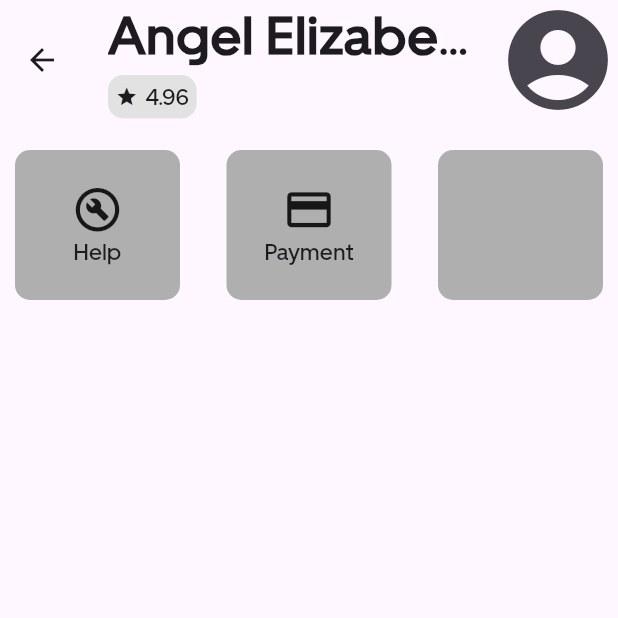
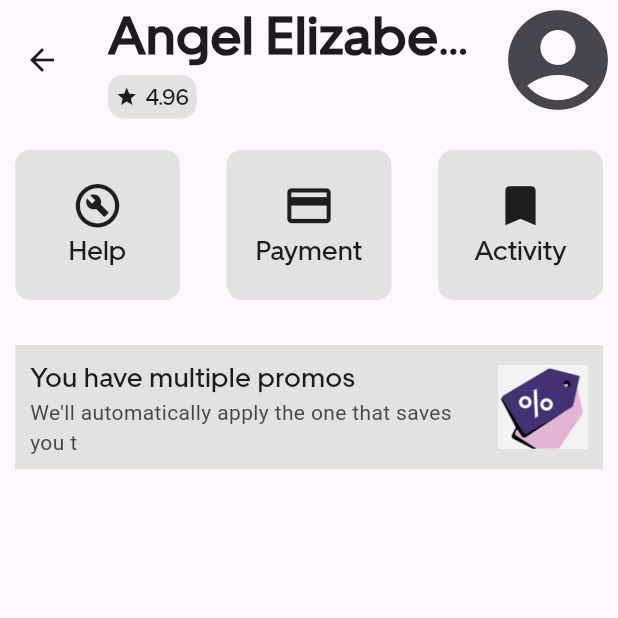
Before and after one commit to angelElizabethBerly/uber_clone, a Flutter app: the AccountScreen screen opened directly, on a phone screen of 412 x 824 dp, the top half of it. Run offline on Flutter 3.47's test engine with Material 3 defaults, Android fonts, the phone set to English and light mode, and no system bars.

Commit message:
account screen list tile added

```diff
--- a/lib/core/constants/image_constant.dart
+++ b/lib/core/constants/image_constant.dart
@@ -4,6 +4,7 @@ class ImageConstants {
   static const String uberIntercityPng = "assets/images/uberintercitypng.png";
   static const String uberRentalsPng = "assets/images/uberrentals.png";
   static const String uberLastTripPng = "assets/images/uberLastLocation.jpeg";
+  static const String uberMPPng = "assets/images/uberMP.jpg";
 
   static List<String> suggestionBannerList = [
     "assets/images/uberYouHaveMultiplePromos.jpg",
--- a/lib/view/account_screen/account_screen.dart
+++ b/lib/view/account_screen/account_screen.dart
@@ -2,6 +2,8 @@
 
 import 'package:flutter/material.dart';
 import 'package:uber_clone/core/constants/color_constant.dart';
+import 'package:uber_clone/core/constants/image_constant.dart';
+import 'package:uber_clone/view/my_flutter_app_icons.dart';
 
 class AccountScreen extends StatefulWidget {
   const AccountScreen({super.key});
@@ -55,7 +57,7 @@ class _AccountScreenState extends State<AccountScreen> {
                   height: 100,
                   width: 110,
                   decoration: BoxDecoration(
-                      color: ColorConstant.op30Black,
+                      color: ColorConstant.op10Black,
                       borderRadius: BorderRadius.circular(10)),
                   child: Column(
                     mainAxisAlignment: MainAxisAlignment.center,
@@ -63,7 +65,7 @@ class _AccountScreenState extends State<AccountScreen> {
                       Icon(Icons.build_circle_outlined, size: 35),
                       Text("Help",
                           style:
-                              TextStyle(fontSize: 15, fontFamily: 'UberMove'))
+                              TextStyle(fontSize: 18, fontFamily: 'UberMove'))
                     ],
                   ),
                 ),
@@ -71,7 +73,7 @@ class _AccountScreenState extends State<AccountScreen> {
                   height: 100,
                   width: 110,
                   decoration: BoxDecoration(
-                      color: ColorConstant.op30Black,
+                      color: ColorConstant.op10Black,
                       borderRadius: BorderRadius.circular(10)),
                   child: Column(
                     mainAxisAlignment: MainAxisAlignment.center,
@@ -79,17 +81,40 @@ class _AccountScreenState extends State<AccountScreen> {
                       Icon(Icons.payment, size: 35),
                       Text("Payment",
                           style:
-                              TextStyle(fontSize: 15, fontFamily: 'UberMove'))
+                              TextStyle(fontSize: 18, fontFamily: 'UberMove'))
                     ],
                   ),
                 ),
                 Container(
-                    height: 100,
-                    width: 110,
-                    decoration: BoxDecoration(
-                        color: ColorConstant.op30Black,
-                        borderRadius: BorderRadius.circular(10))),
+                  height: 100,
+                  width: 110,
+                  decoration: BoxDecoration(
+                      color: ColorConstant.op10Black,
+                      borderRadius: BorderRadius.circular(10)),
+                  child: Column(
+                    mainAxisAlignment: MainAxisAlignment.center,
+                    children: [
+                      Icon(Icons.bookmark, size: 35),
+                      Text("Activity",
+                          style:
+                              TextStyle(fontSize: 18, fontFamily: 'UberMove'))
+                    ],
+                  ),
+                ),
               ],
+            ),
+            SizedBox(height: 30),
+            ListTile(
+              contentPadding: EdgeInsets.symmetric(horizontal: 10),
+              tileColor: ColorConstant.op10Black,
+              title: Text(
+                "You have multiple promos",
+                style: TextStyle(fontFamily: "UberMove", fontSize: 18),
+              ),
+              subtitle: Text(
+                "We'll automatically apply the one that saves you t",
+              ),
+              trailing: Image.asset(ImageConstants.uberMPPng),
             )
           ],
         ),
```
Also changed, not shown: assets/images/uberMP.jpg (added).
